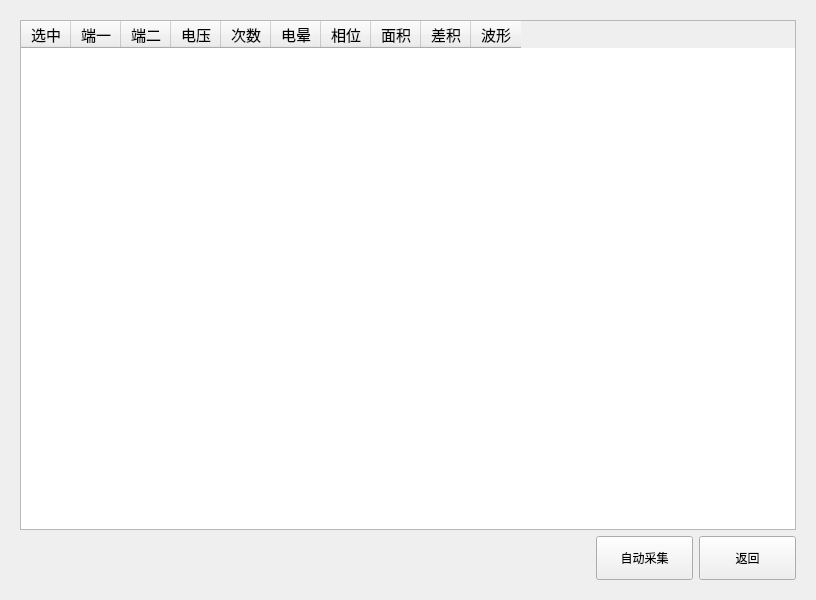
Qt form PageImp.ui (bloglink/aip-tester) before a commit.
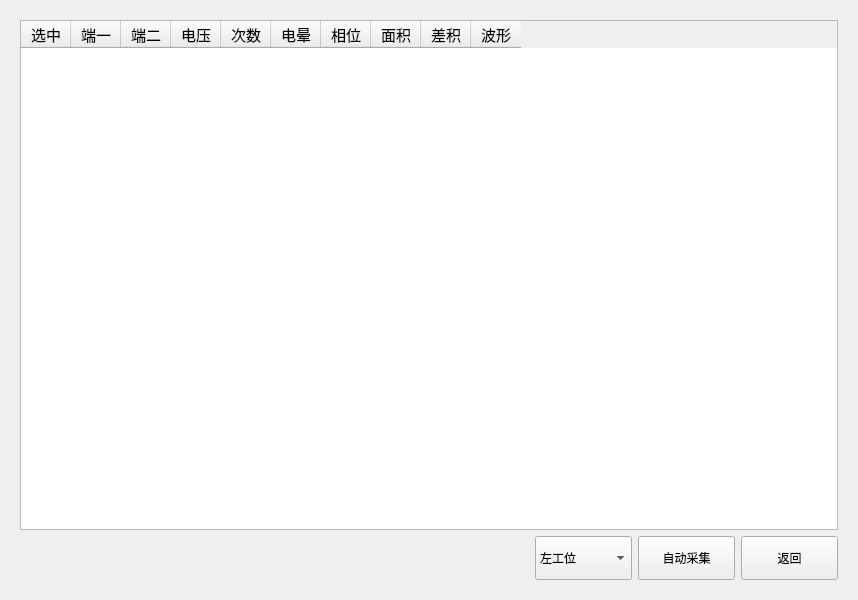
The same form after that commit. Custom widgets are drawn as their Qt base class.

Patch:
```diff
--- a/PageImp.ui
+++ b/PageImp.ui
@@ -6,7 +6,7 @@
    <rect>
     <x>0</x>
     <y>0</y>
-    <width>800</width>
+    <width>858</width>
     <height>600</height>
    </rect>
   </property>
@@ -138,8 +138,8 @@
         </widget>
        </item>
        <item>
-        <layout class="QGridLayout" name="LayoutCtrl" columnstretch="1,0,0">
-         <item row="0" column="2">
+        <layout class="QGridLayout" name="LayoutCtrl" columnstretch="1,0,0,0">
+         <item row="0" column="3">
           <widget class="QPushButton" name="BtnExitImp">
            <property name="sizePolicy">
             <sizepolicy hsizetype="Expanding" vsizetype="Expanding">
@@ -158,7 +158,7 @@
            </property>
           </widget>
          </item>
-         <item row="0" column="1">
+         <item row="0" column="2">
           <widget class="QPushButton" name="BtnSampleImp">
            <property name="sizePolicy">
             <sizepolicy hsizetype="Expanding" vsizetype="Expanding">
@@ -190,6 +190,26 @@
            </property>
           </spacer>
          </item>
+         <item row="0" column="1">
+          <widget class="QComboBox" name="comboBox">
+           <property name="minimumSize">
+            <size>
+             <width>97</width>
+             <height>44</height>
+            </size>
+           </property>
+           <item>
+            <property name="text">
+             <string>左工位</string>
+            </property>
+           </item>
+           <item>
+            <property name="text">
+             <string>右工位</string>
+            </property>
+           </item>
+          </widget>
+         </item>
         </layout>
        </item>
       </layout>
```
